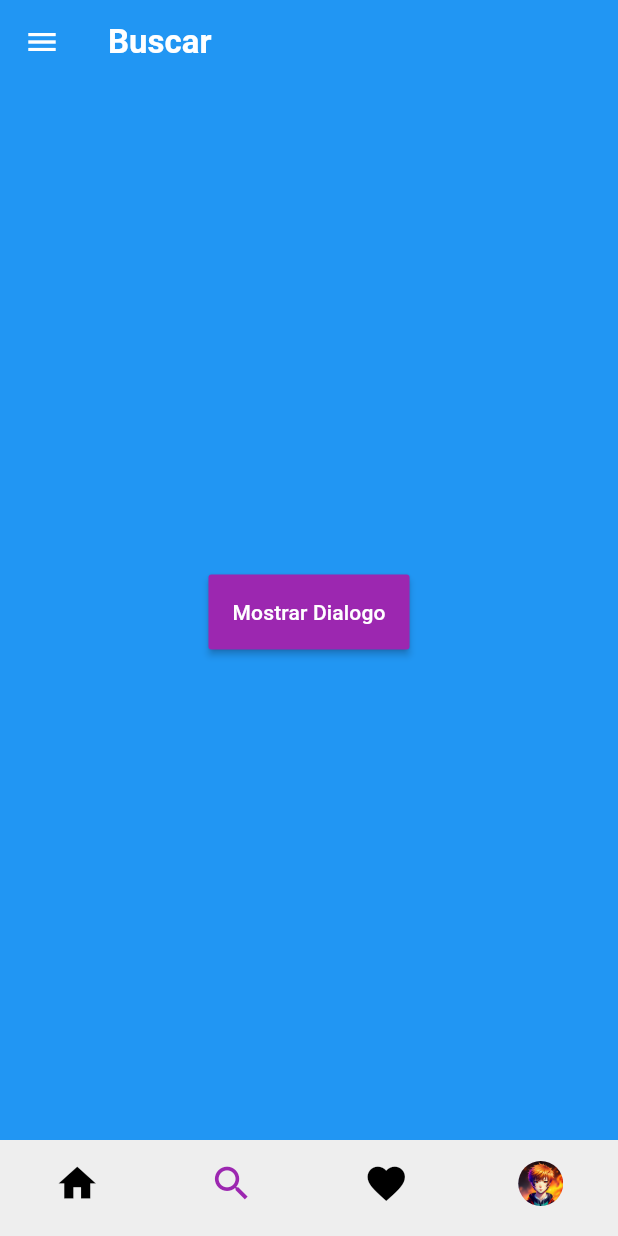
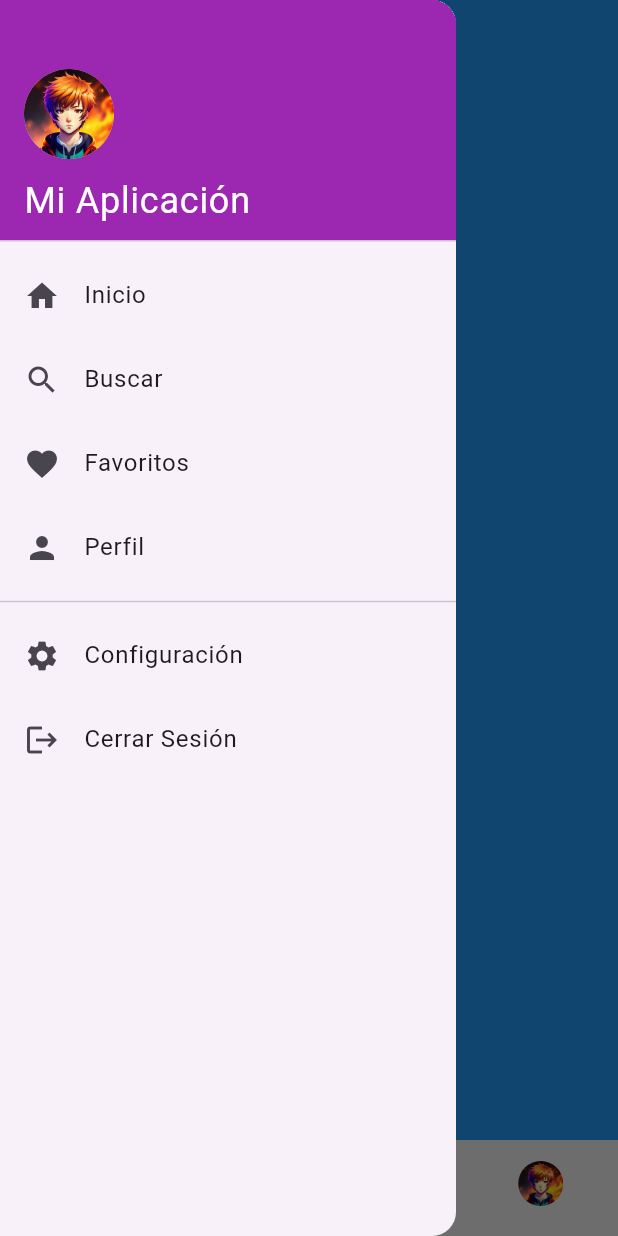
Before and after one commit to ManuViola77/hello_world_flutter, a Flutter app: the screen it shows after launch, item 2 of the bottom bar chosen, after a tap on the "menu" icon, on a phone screen of 412 x 824 dp. Run offline on Flutter 3.47's test engine with Material 3 defaults, Android fonts, the phone set to English and light mode, and no system bars.

```diff
--- a/lib/main.dart
+++ b/lib/main.dart
@@ -29,13 +29,7 @@ class BottomTabs extends StatefulWidget {
 
 class _BottomTabsState extends State<BottomTabs> {
   int _selectedIndex = 0;
-
-  final List<Widget> _pages = [
-    const HomePage(),
-    const SearchPage(),
-    const FavoritesPage(),
-    const ProfilePage(),
-  ];
+  final GlobalKey<ScaffoldState> _scaffoldKey = GlobalKey<ScaffoldState>();
 
   void _onItemTapped(int index) {
     setState(() {
@@ -45,7 +39,15 @@ class _BottomTabsState extends State<BottomTabs> {
 
   @override
   Widget build(BuildContext context) {
+    final List<Widget> _pages = [
+      HomePage(scaffoldKey: _scaffoldKey),
+      SearchPage(scaffoldKey: _scaffoldKey),
+      FavoritesPage(scaffoldKey: _scaffoldKey),
+      ProfilePage(scaffoldKey: _scaffoldKey),
+    ];
+
     return Scaffold(
+      key: _scaffoldKey,
       body: _pages[_selectedIndex],
       bottomNavigationBar: Theme(
         data: ThemeData(
@@ -146,11 +148,13 @@ class _BottomTabsState extends State<BottomTabs> {
 class CustomAppBar extends StatelessWidget implements PreferredSizeWidget {
   final String title;
   final Color backgroundColor;
+  final GlobalKey<ScaffoldState> scaffoldKey;
 
   const CustomAppBar({
     super.key,
     required this.title,
     required this.backgroundColor,
+    required this.scaffoldKey,
   });
 
   @override
@@ -159,7 +163,7 @@ class CustomAppBar extends StatelessWidget implements PreferredSizeWidget {
       leading: IconButton(
         icon: const Icon(Icons.menu),
         onPressed: () {
-          Scaffold.of(context).openDrawer();
+          scaffoldKey.currentState?.openDrawer();
         },
       ),
       title: Text(
@@ -178,14 +182,17 @@ class CustomAppBar extends StatelessWidget implements PreferredSizeWidget {
 }
 
 class HomePage extends StatelessWidget {
-  const HomePage({super.key});
+  final GlobalKey<ScaffoldState> scaffoldKey;
+
+  const HomePage({super.key, required this.scaffoldKey});
 
   @override
   Widget build(BuildContext context) {
     return Scaffold(
-      appBar: const CustomAppBar(
+      appBar: CustomAppBar(
         title: 'Inicio',
         backgroundColor: Colors.red,
+        scaffoldKey: scaffoldKey,
       ),
       body: Container(color: Colors.red),
     );
@@ -193,14 +200,17 @@ class HomePage extends StatelessWidget {
 }
 
 class SearchPage extends StatelessWidget {
-  const SearchPage({super.key});
+  final GlobalKey<ScaffoldState> scaffoldKey;
+
+  const SearchPage({super.key, required this.scaffoldKey});
 
   @override
   Widget build(BuildContext context) {
     return Scaffold(
-      appBar: const CustomAppBar(
+      appBar: CustomAppBar(
         title: 'Buscar',
         backgroundColor: Colors.blue,
+        scaffoldKey: scaffoldKey,
       ),
       body: Container(
         color: Colors.blue,
@@ -243,14 +253,17 @@ class SearchPage extends StatelessWidget {
 }
 
 class FavoritesPage extends StatelessWidget {
-  const FavoritesPage({super.key});
+  final GlobalKey<ScaffoldState> scaffoldKey;
+
+  const FavoritesPage({super.key, required this.scaffoldKey});
 
   @override
   Widget build(BuildContext context) {
     return Scaffold(
-      appBar: const CustomAppBar(
+      appBar: CustomAppBar(
         title: 'Favoritos',
         backgroundColor: Colors.green,
+        scaffoldKey: scaffoldKey,
       ),
       body: Container(
         color: Colors.green,
@@ -314,23 +327,25 @@ class FavoritesPage extends StatelessWidget {
 }
 
 class ProfilePage extends StatefulWidget {
-  const ProfilePage({super.key});
+  final GlobalKey<ScaffoldState> scaffoldKey;
+
+  const ProfilePage({super.key, required this.scaffoldKey});
 
   @override
   State<ProfilePage> createState() => _ProfileState();
 }
 
 class _ProfileState extends State<ProfilePage> {
-  String _dropdownValue =  '1';
-
+  String _dropdownValue = '1';
   var _items = ['1', '2', '3', '4', '5'];
 
   @override
   Widget build(BuildContext context) {
     return Scaffold(
-      appBar: const CustomAppBar(
+      appBar: CustomAppBar(
         title: 'Perfil',
         backgroundColor: Colors.purple,
+        scaffoldKey: widget.scaffoldKey,
       ),
       body: Container(
         color: Colors.purple,
```
